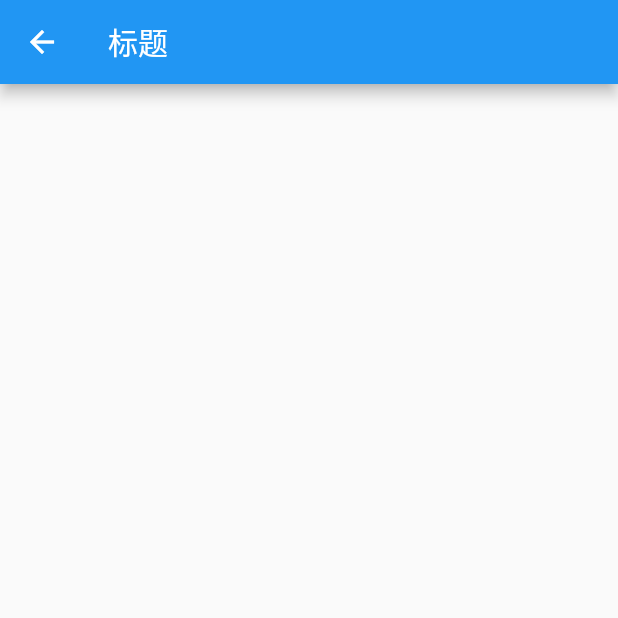
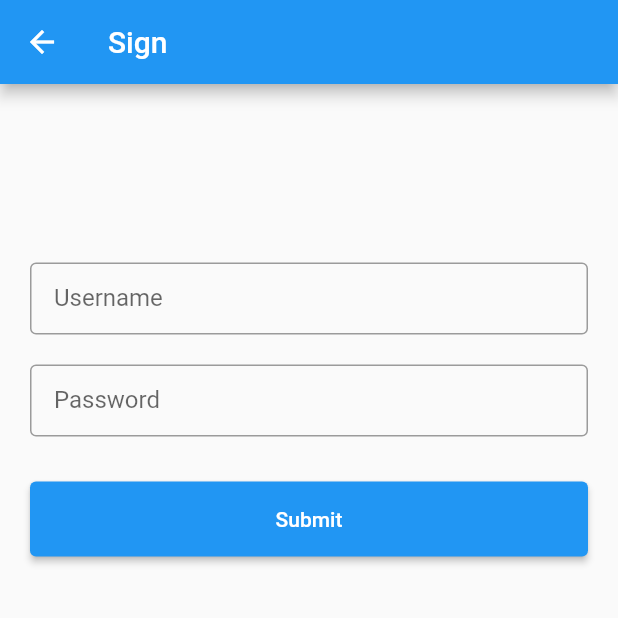
Before and after one commit to zenglaoda/daily-english, a Flutter app: the SignPage screen opened directly, on a phone screen of 412 x 824 dp, the top half of it. Run offline on Flutter 3.47's test engine with Material 2 defaults, Android fonts, the phone set to English and light mode, and no system bars; our stand-ins replace flutter_lorem, go_router.

Commit message:
feat: sign

```diff
--- a/lib/pages/scene_page.dart
+++ b/lib/pages/scene_page.dart
@@ -2,7 +2,7 @@ import 'package:flutter/material.dart';
 import 'dart:math' as math;
 
 import '../models/scene.dart';
-import '../widgets/custom_snapshot_widget.dart';
+import '../widgets/cus_snapshot_widget.dart';
 import '../widgets/custom_show_modal_bottom_sheet.dart';
 
 class ScenePage extends StatefulWidget {
@@ -124,7 +124,7 @@ class _ScenePageState extends State<ScenePage> {
       body: FutureBuilder<Scene>(
         future: futureScene,
         builder: (context, snapshot) {
-          return CustomSnapshotWidget<Scene>(
+          return CusSnapshotWidget<Scene>(
             snapshot: snapshot,
             builder: (_, data) => SentenceListWidget(paragraphs: paragraphs, title: data.title)
           );
--- a/lib/pages/sign_page.dart
+++ b/lib/pages/sign_page.dart
@@ -1,28 +1,94 @@
 import 'package:flutter/material.dart';
+import '../widgets/cus_form.dart';
 
 class SignPage extends StatefulWidget {
-
   const SignPage({super.key});
 
   @override
   State<SignPage> createState() => _SignPageState();
-
 }
 
 class _SignPageState extends State<SignPage> {
+  final GlobalKey<FormState> _formKey = GlobalKey<FormState>();
+  final form = FormModel();
 
   @override
   void initState() {
     super.initState();
   }
 
+  void onSubmit() {
+    _formKey.currentState?.validate();
+  }
+
+  Widget renderForm() {
+    return Form(
+      autovalidateMode: AutovalidateMode.onUserInteraction,
+      key: _formKey,
+      child: Column(
+        mainAxisSize: MainAxisSize.min,
+        children: [
+          CusFormItem(
+            child: CusTextFormField(
+              maxLength: 20,
+              labelText: 'Username',
+              hintText: 'Enter your username',
+              onChanged: (value) => form.username = value,
+            ),
+          ),
+          CusFormItem(
+            child: CusTextFormField(
+              maxLength: 20,
+              obscureText: true,
+              labelText: 'Password',
+              hintText: 'Enter your Password',
+              onChanged: (value) => form.password = value,
+            ),
+          ),
+          CusFormItem(
+            top: 30,
+            child: ElevatedButton(
+              style: ElevatedButton.styleFrom(
+                minimumSize: const Size(double.infinity, 50)
+              ),
+              onPressed: onSubmit,
+              child: const Text('Submit')
+            ),
+          ),
+        ],
+      )
+    );
+  }
+
   @override
   Widget build(BuildContext context) {
     return Scaffold(
       appBar: AppBar(
-        title: const Text('标题'),
+        title: const Text('Sign'),
       ),
-       body: const SizedBox.expand()
+      body: Center(
+        heightFactor: 1.5,
+        child: Scrollbar(
+          child: SingleChildScrollView(
+            child: Container(
+              padding: const EdgeInsets.symmetric(horizontal: 20, vertical: 30),
+              width: double.infinity,
+              child: renderForm()
+            ),
+          )
+        ),
+      )
     );
   }
 }
+
+
+class FormModel {
+  String username = '';
+  String password = '';
+
+  @override
+  String toString() {
+    return 'FormModel: {username: $username, password: $password';
+  }
+}
--- a/lib/router/index.dart
+++ b/lib/router/index.dart
@@ -1,6 +1,7 @@
 import 'package:flutter/material.dart';
 import 'package:go_router/go_router.dart';
 
+import '../pages/sign_page.dart';
 import '../pages/register.dart';
 import '../pages/scene_page.dart';
 import '../pages/home_page.dart';
@@ -9,6 +10,7 @@ import '../pages/home_page.dart';
 import '../demo/index.dart';
 
 const routeRegister = (name: 'register', path: '/register');
+const routeSign = (name: 'sign', path: '/sign');
 const routeHome = (name: 'home', path: '/');
 const routeScene = (name: 'sceneItem', path: '/scene/item');
 
@@ -31,7 +33,7 @@ void printState(GoRouterState state, [String? key]) {
 }
 
 final GoRouter routerConfig = GoRouter(
-  initialLocation: routeRegister.path,
+  initialLocation: '/demo',
   routes: <RouteBase>[
     // TODO: remove
     ...demoRoutes,
@@ -40,6 +42,11 @@ final GoRouter routerConfig = GoRouter(
       path: routeRegister.path,
       name: routeRegister.name,
       builder: (BuildContext context, GoRouterState state) => const RegisterPage()
+    ),
+    GoRoute(
+      path: routeSign.path,
+      name: routeSign.name,
+      builder: (BuildContext context, GoRouterState state) => const SignPage()
     ),
     GoRoute(
       path: routeHome.path,
--- /dev/null
+++ b/lib/widgets/cus_form.dart
@@ -0,0 +1,49 @@
+import 'package:flutter/material.dart';
+
+class CusFormItem extends StatelessWidget {
+  final Widget child;
+  final double top;
+
+  const CusFormItem({
+    required this.child,
+    super.key,
+    this.top = 20,
+  });
+
+  @override
+  Widget build(BuildContext context) {
+    return Container(
+      margin: EdgeInsets.only(top: top),
+      child: child,
+    );
+  }
+}
+
+
+class CusTextFormField extends TextFormField {
+  CusTextFormField({
+    super.key,
+    super.validator,
+    super.onChanged,
+    String? labelText,
+    String? hintText,
+    String? errorText,
+    int? maxLength,
+    bool obscureText = false,
+  }):
+    super(
+      maxLength: maxLength,
+      obscureText: obscureText,
+      decoration: InputDecoration(
+        labelText: labelText,
+        hintText: hintText,
+        errorText: errorText,
+
+        counterText: '',
+        labelStyle: const TextStyle(fontSize: 16),
+        floatingLabelStyle: const TextStyle(fontSize: 20),
+        border: const OutlineInputBorder(),
+        contentPadding: const EdgeInsets.only(left: 16, right: 10, top: 5, bottom: 5),
+      )
+    );
+}
```
Also changed, not shown: lib/demo/index.dart (+16 -6 lines), lib/pages/home_page.dart (+14 -16 lines), lib/pages/register.dart (+56 -53 lines), lib/widgets/cus_snapshot_widget.dart (renamed from lib/widgets/custom_snapshot_widget.dart, +6 -6 lines).
